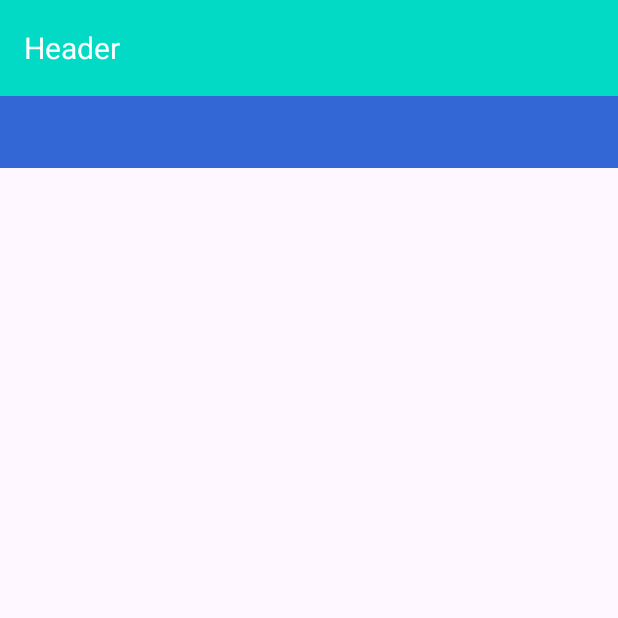
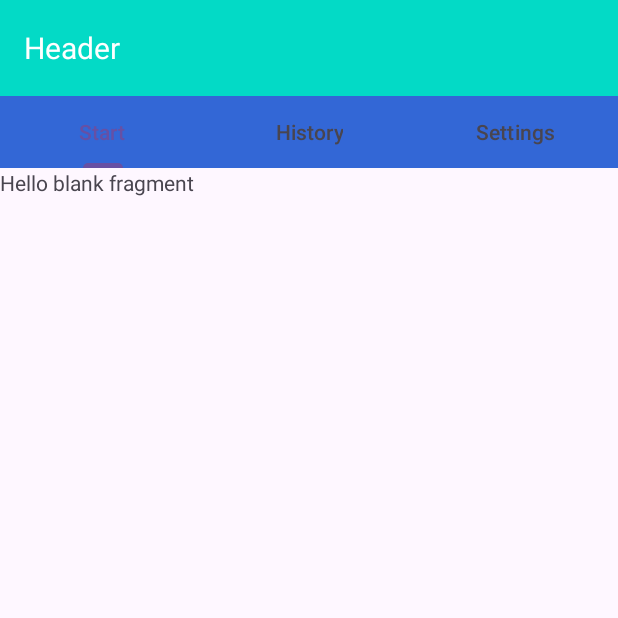
Before and after one commit to dewren99/Deniz_Evrendilek_User_Interface, an Android app: the screen it shows after launch (MainActivity), on a phone screen of 412 x 824 dp, the top half of it. Run offline under Robolectric (Android 15) with nearby library versions, the phone set to English and light mode, and no system bars.

Commit message:
Settings up page viewer and tabs

```diff
--- a/app/src/main/java/com/example/deniz_evrendilek_user_interface/MainActivity.kt
+++ b/app/src/main/java/com/example/deniz_evrendilek_user_interface/MainActivity.kt
@@ -2,10 +2,48 @@ package com.example.deniz_evrendilek_user_interface
 
 import androidx.appcompat.app.AppCompatActivity
 import android.os.Bundle
+import androidx.fragment.app.Fragment
+import androidx.viewpager2.adapter.FragmentStateAdapter
+import androidx.viewpager2.widget.ViewPager2
+import com.google.android.material.tabs.TabLayout
+import com.google.android.material.tabs.TabLayoutMediator
 
 class MainActivity : AppCompatActivity() {
+
+    private lateinit var tabLayout: TabLayout
+    private lateinit var viewPager2: ViewPager2
+
     override fun onCreate(savedInstanceState: Bundle?) {
         super.onCreate(savedInstanceState)
         setContentView(R.layout.activity_main)
+
+        viewPager2 = findViewById(R.id.view_pager_2)
+        tabLayout = findViewById(R.id.tab_layout)
+
+        setupViewPager2()
+    }
+
+    private fun setupViewPager2() {
+        viewPager2.adapter = object : FragmentStateAdapter(this) {
+            override fun getItemCount() = 3
+
+            override fun createFragment(position: Int): Fragment {
+                return when (position) {
+                    0 -> StartFragment()
+                    1 -> HistoryFragment()
+                    2 -> SettingsFragment()
+                    else -> throw IllegalStateException("Unexpected tab position: $position")
+                }
+            }
+        }
+
+        TabLayoutMediator(tabLayout, viewPager2) { tab, position ->
+            tab.text = when (position) {
+                0 -> "Start"
+                1 -> "History"
+                2 -> "Settings"
+                else -> null
+            }
+        }.attach()
     }
 }
--- a/app/src/main/res/layout/activity_main.xml
+++ b/app/src/main/res/layout/activity_main.xml
@@ -21,14 +21,18 @@
     </androidx.appcompat.widget.Toolbar>
 
     <com.google.android.material.tabs.TabLayout
+        android:id="@+id/tab_layout"
         android:layout_width="match_parent"
         android:layout_height="wrap_content"
         android:background="@color/Blue_700"
+        android:contentDescription="Tabs"
         app:tabMode="fixed" />
 
     <androidx.viewpager2.widget.ViewPager2
+        android:id="@+id/view_pager_2"
         android:layout_width="match_parent"
-        android:layout_height="wrap_content" />
+        android:layout_height="0dp"
+        android:layout_weight="1" />
 
 
 </LinearLayout>
```
